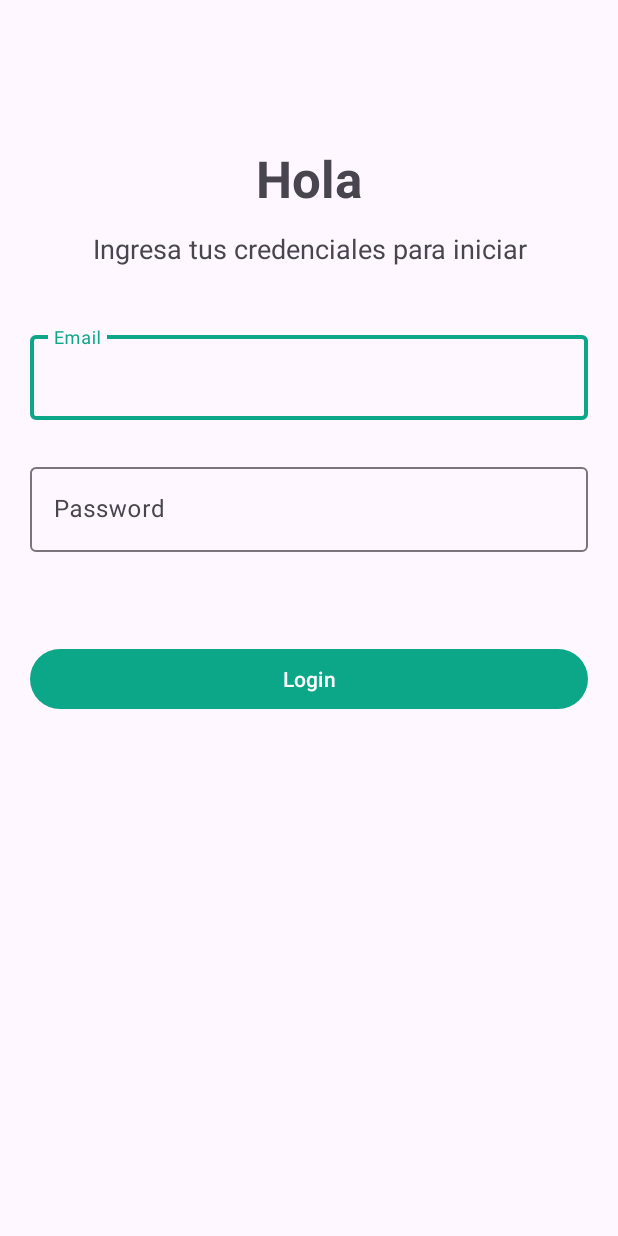
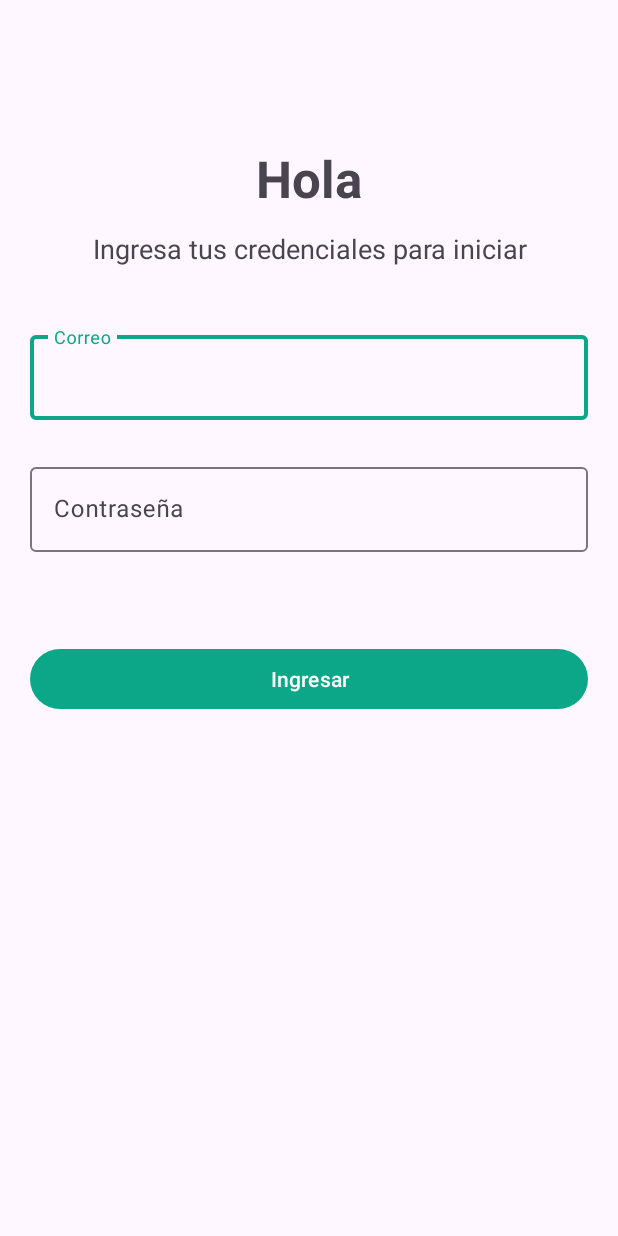
Before and after one commit to KevinAlexanderSoto/Android-BookyouU-APP, an Android app: the screen it shows after launch (LoginMainActivity), on a phone screen of 412 x 824 dp. Run offline under Robolectric (Android 15) with nearby library versions, the phone set to English and light mode, and no system bars; our stand-ins replace navigation-ui.

Commit message:
refactor : change the login strings

```diff
--- a/app/src/main/res/values/login_strings.xml
+++ b/app/src/main/res/values/login_strings.xml
@@ -1,9 +1,9 @@
 <?xml version="1.0" encoding="utf-8"?>
 <resources>
-    <string name="login_input_password_text_hint">Password</string>
-    <string name="login_input_email_text_hint">Email</string>
+    <string name="login_input_password_text_hint">Contraseña</string>
+    <string name="login_input_email_text_hint">Correo</string>
     <string name="login_title_text">Hola</string>
     <string name="login_subtitle_text">Ingresa tus credenciales para iniciar</string>
-    <string name="login_button_text">Login</string>
+    <string name="login_button_text">Ingresar</string>
 
 </resources>
```
